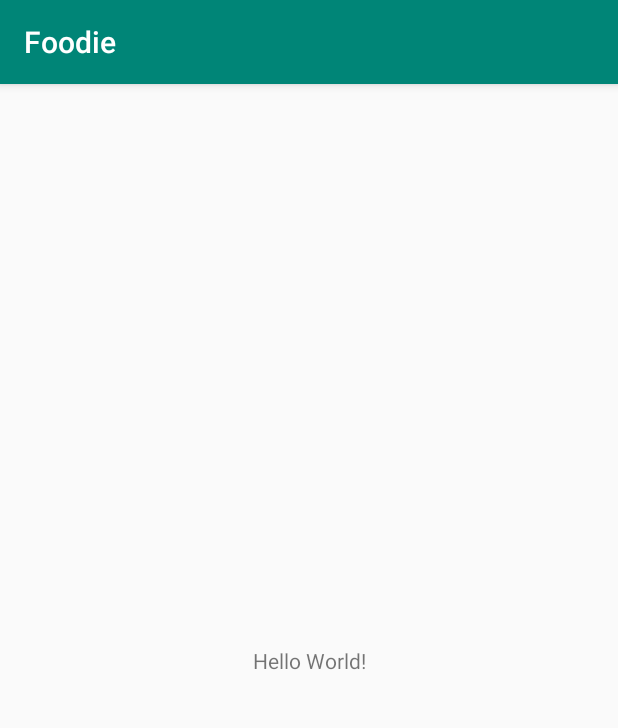
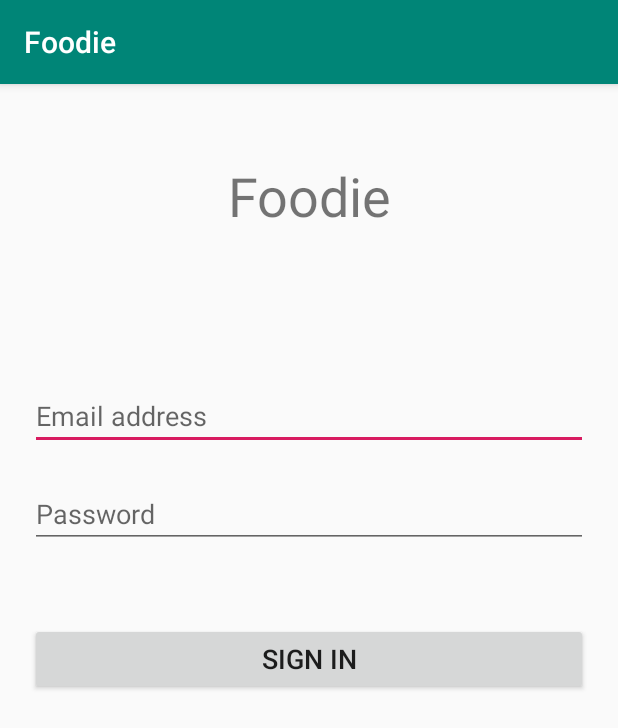
Before and after one commit to darshanakgr/Foodie, an Android app: the screen it shows after launch (MainActivity before the commit, LoginActivity after it), on a phone screen of 412 x 824 dp. Shown: the top 728 px of the screen. Run offline under Robolectric (Android 15) with nearby library versions, the phone set to English and light mode, and no system bars.

Commit message:
login activity

```diff
--- a/app/src/main/AndroidManifest.xml
+++ b/app/src/main/AndroidManifest.xml
@@ -9,6 +9,7 @@
         android:roundIcon="@mipmap/ic_launcher_round"
         android:supportsRtl="true"
         android:theme="@style/AppTheme">
+        <activity android:name=".LoginActivity"></activity>
         <activity android:name=".MainActivity">
             <intent-filter>
                 <action android:name="android.intent.action.MAIN" />
--- /dev/null
+++ b/app/src/main/java/edu/cse/foodie/LoginActivity.java
@@ -0,0 +1,13 @@
+package edu.cse.foodie;
+
+import android.support.v7.app.AppCompatActivity;
+import android.os.Bundle;
+
+public class LoginActivity extends AppCompatActivity {
+
+    @Override
+    protected void onCreate(Bundle savedInstanceState) {
+        super.onCreate(savedInstanceState);
+        setContentView(R.layout.activity_login);
+    }
+}
--- a/app/src/main/java/edu/cse/foodie/MainActivity.java
+++ b/app/src/main/java/edu/cse/foodie/MainActivity.java
@@ -1,5 +1,6 @@
 package edu.cse.foodie;
 
+import android.content.Intent;
 import android.support.v7.app.AppCompatActivity;
 import android.os.Bundle;
 
@@ -9,5 +10,8 @@ public class MainActivity extends AppCompatActivity {
     protected void onCreate(Bundle savedInstanceState) {
         super.onCreate(savedInstanceState);
         setContentView(R.layout.activity_main);
+
+        Intent intent = new Intent(MainActivity.this, LoginActivity.class);
+        startActivity(intent);
     }
 }
--- /dev/null
+++ b/app/src/main/res/layout/activity_login.xml
@@ -0,0 +1,50 @@
+<?xml version="1.0" encoding="utf-8"?>
+<LinearLayout xmlns:android="http://schemas.android.com/apk/res/android"
+    xmlns:tools="http://schemas.android.com/tools"
+    android:layout_width="match_parent"
+    android:layout_height="match_parent"
+    android:gravity="center_horizontal"
+    android:orientation="vertical"
+    tools:context=".LoginActivity">
+
+    <TextView
+        android:id="@+id/titleText"
+        android:layout_width="match_parent"
+        android:layout_height="wrap_content"
+        android:layout_marginTop="50dp"
+        android:layout_marginBottom="100dp"
+        android:text="Foodie"
+        android:textAlignment="center"
+        android:textSize="36sp" />
+
+    <EditText
+        android:id="@+id/emailText"
+        android:layout_width="match_parent"
+        android:layout_height="wrap_content"
+        android:layout_marginLeft="20dp"
+        android:layout_marginRight="20dp"
+        android:ems="10"
+        android:inputType="textEmailAddress"
+        android:hint="Email address"/>
+
+    <EditText
+        android:id="@+id/editText3"
+        android:layout_width="match_parent"
+        android:layout_height="wrap_content"
+        android:layout_marginLeft="20dp"
+        android:layout_marginTop="20dp"
+        android:layout_marginRight="20dp"
+        android:ems="10"
+        android:inputType="textPassword"
+        android:hint="Password"/>
+
+    <Button
+        android:id="@+id/signInBtn"
+        android:layout_width="match_parent"
+        android:layout_height="wrap_content"
+        android:layout_marginLeft="20dp"
+        android:layout_marginTop="50dp"
+        android:layout_marginRight="20dp"
+        android:text="Sign In"
+        android:textSize="18sp" />
+</LinearLayout>
```
